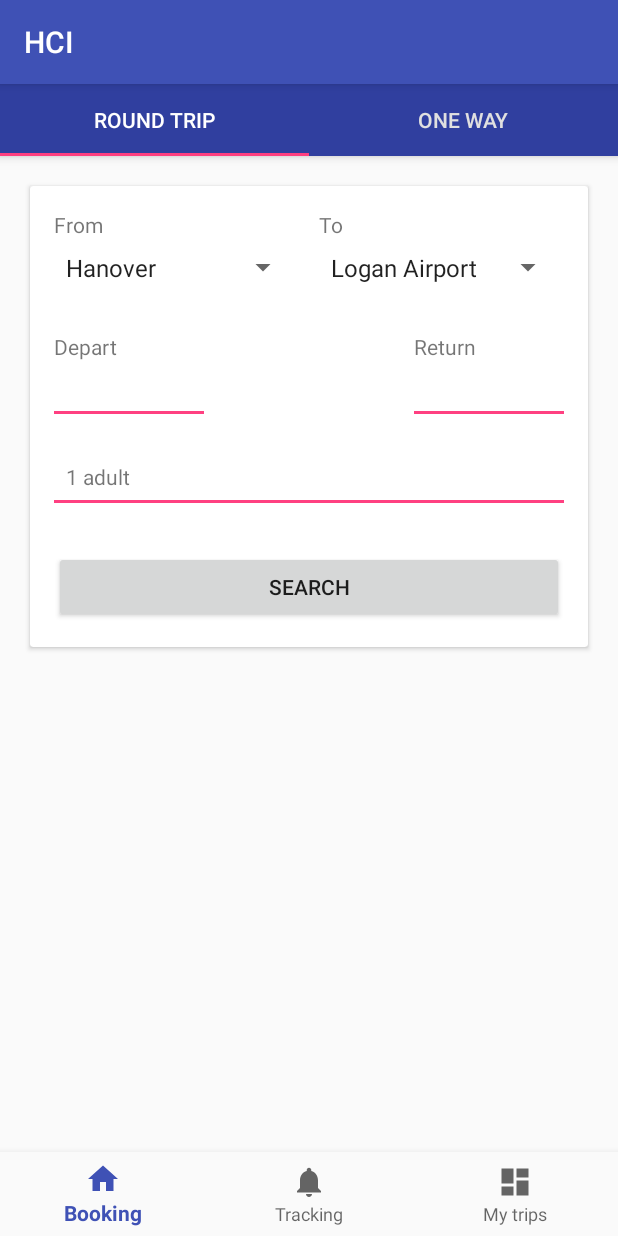
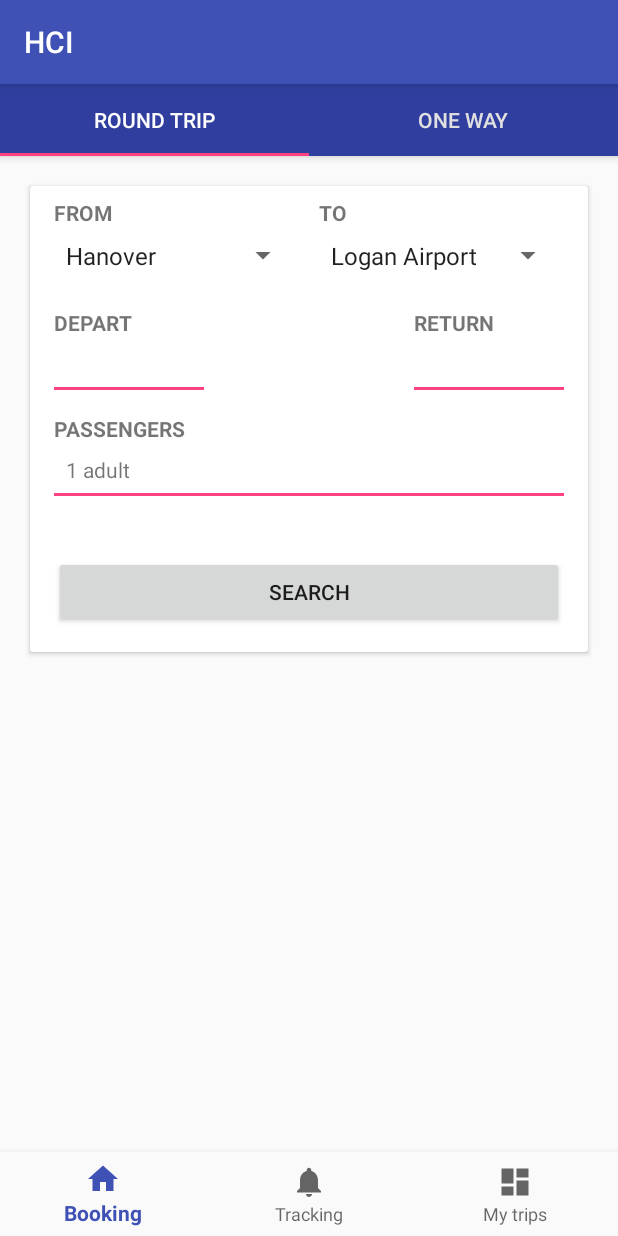
Before and after one commit to seokjunbing/hci, an Android app: the screen it shows after launch (MainActivity), on a phone screen of 412 x 824 dp. Run offline under Robolectric (Android 15) with nearby library versions, the phone set to English and light mode, and no system bars.

```diff
--- a/app/src/main/java/me/junbing/hci/MainActivity.java
+++ b/app/src/main/java/me/junbing/hci/MainActivity.java
@@ -31,8 +31,7 @@ public class MainActivity extends AppCompatActivity
         MonthFixturesFragment.OnFragmentInteractionListener,
         SelectTripFragment.OnFragmentInteractionListener,
         WeekFixturesFragment.OnFragmentInteractionListener,
-        AllFixturesFragment.OnFragmentInteractionListener,
-        MyTeamsFixturesFragment.OnFragmentInteractionListener {
+        AllFixturesFragment.OnFragmentInteractionListener {
 
     TextView departureDatePicker, returnDatePicker;
     TextView passengerCountTextView;
--- a/app/src/main/res/layout/fragment_todays_fixtures.xml
+++ b/app/src/main/res/layout/fragment_todays_fixtures.xml
@@ -22,7 +22,7 @@
                 android:layout_width="match_parent"
                 android:layout_height="wrap_content"
                 android:layout_marginHorizontal="@dimen/activity_horizontal_margin"
-                android:layout_marginVertical="@dimen/activity_vertical_margin">
+                android:paddingVertical="@dimen/default_padding">
 
                 <LinearLayout
                     android:id="@+id/from_select"
@@ -37,7 +37,9 @@
                         android:id="@+id/from_text"
                         android:layout_width="match_parent"
                         android:layout_height="match_parent"
-                        android:text="@string/from_drop_down_text" />
+                        android:text="@string/from_drop_down_text"
+                        android:textAllCaps="true"
+                        android:textStyle="bold" />
 
                     <Spinner
                         android:id="@+id/from_spinner"
@@ -59,7 +61,9 @@
                         android:id="@+id/return_text"
                         android:layout_width="match_parent"
                         android:layout_height="match_parent"
-                        android:text="@string/to_drop_down_text" />
+                        android:text="@string/to_drop_down_text"
+                        android:textAllCaps="true"
+                        android:textStyle="bold" />
 
                     <Spinner
                         android:id="@+id/to_spinner"
@@ -90,7 +94,9 @@
                     <TextView
                         android:layout_width="wrap_content"
                         android:layout_height="wrap_content"
-                        android:text="@string/depart_date_text" />
+                        android:text="@string/depart_date_text"
+                        android:textAllCaps="true"
+                        android:textStyle="bold" />
 
                     <TextView
                         android:id="@+id/departure_textview"
@@ -113,7 +119,9 @@
                     <TextView
                         android:layout_width="wrap_content"
                         android:layout_height="wrap_content"
-                        android:text="@string/return_date_text" />
+                        android:text="@string/return_date_text"
+                        android:textAllCaps="true"
+                        android:textStyle="bold" />
 
                     <TextView
                         android:id="@+id/return_textview"
@@ -126,15 +134,34 @@
                 </LinearLayout>
             </android.support.constraint.ConstraintLayout>
 
-            <TextView
-                android:id="@+id/passenger_count_textview"
+            <android.support.constraint.ConstraintLayout
                 android:layout_width="match_parent"
                 android:layout_height="wrap_content"
-                android:layout_marginHorizontal="@dimen/activity_horizontal_margin"
-                android:layout_marginVertical="@dimen/activity_vertical_margin"
-                android:background="@drawable/rectangle_background"
-                android:padding="@dimen/default_padding"
-                android:text="1 adult" />
+                android:paddingHorizontal="@dimen/activity_horizontal_margin"
+                android:paddingVertical="@dimen/default_padding">
+
+                <TextView
+                    android:id="@+id/passenger_prompt_textview"
+                    android:layout_width="match_parent"
+                    android:layout_height="wrap_content"
+                    android:text="Passengers"
+                    android:textAllCaps="true"
+                    android:textStyle="bold"
+                    app:layout_constraintBottom_toTopOf="@id/passenger_count_textview"
+                    app:layout_constraintTop_toTopOf="parent" />
+
+                <TextView
+                    android:id="@+id/passenger_count_textview"
+                    android:layout_width="match_parent"
+                    android:layout_height="wrap_content"
+
+                    android:layout_marginVertical="@dimen/activity_vertical_margin"
+                    android:background="@drawable/rectangle_background"
+                    android:padding="@dimen/default_padding"
+                    android:text="1 adult"
+                    app:layout_constraintBottom_toBottomOf="parent" />
+            </android.support.constraint.ConstraintLayout>
+
 
             <Button
                 android:id="@+id/trip_search_button"
--- a/app/src/main/res/values/strings.xml
+++ b/app/src/main/res/values/strings.xml
@@ -14,6 +14,12 @@
         <item>South Station</item>
         <item>New York City</item>
     </string-array>
+    <string-array name="passengers">
+        <item>1</item>
+        <item>2</item>
+        <item>3</item>
+        <item>4</item>
+    </string-array>
     <!-- Trip selection form strings -->
     <string name="from_drop_down_text">From</string>
     <string name="to_drop_down_text">To</string>
```
Also changed, not shown: app/src/main/java/me/junbing/hci/MyTeamsFixturesFragment.java (deleted, +0 -108 lines), app/src/main/java/me/junbing/hci/PickPassengersActivity.java (+28 -11 lines), app/src/main/java/me/junbing/hci/SelectTripFragment.java (+8 -5 lines), app/src/main/java/me/junbing/hci/TripSummary.java (+12 -13 lines), app/src/main/res/layout/activity_pick_passengers.xml (+60 -45 lines), app/src/main/res/layout/fragment_my_teams_fixtures.xml (deleted, +0 -14 lines).
